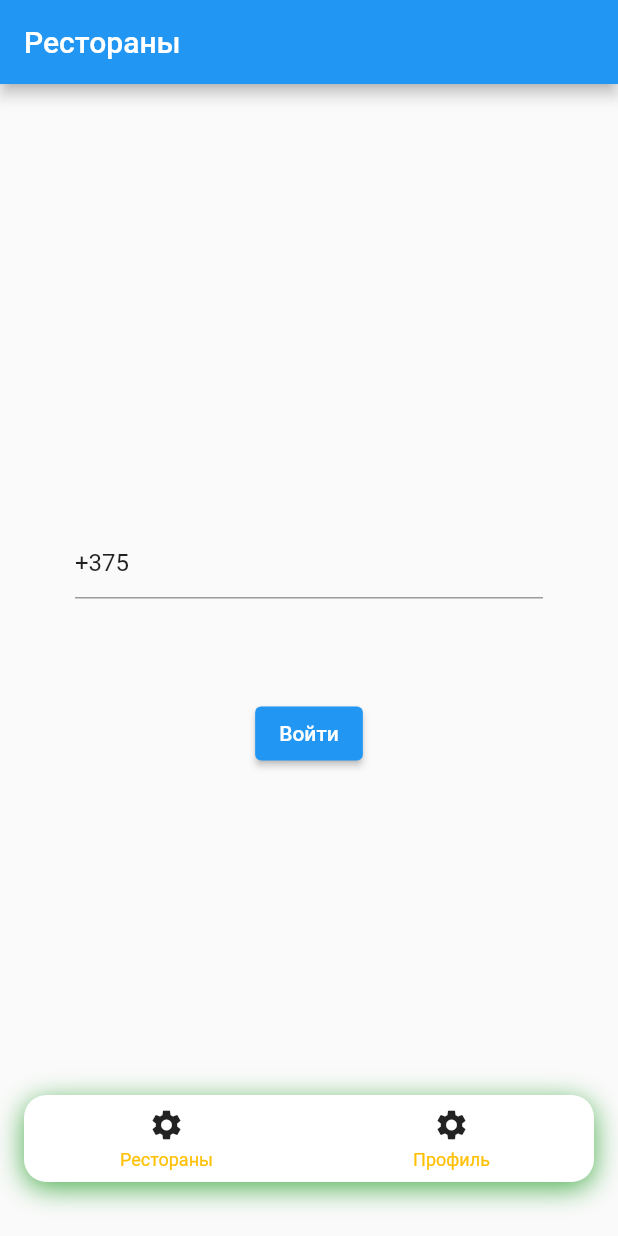
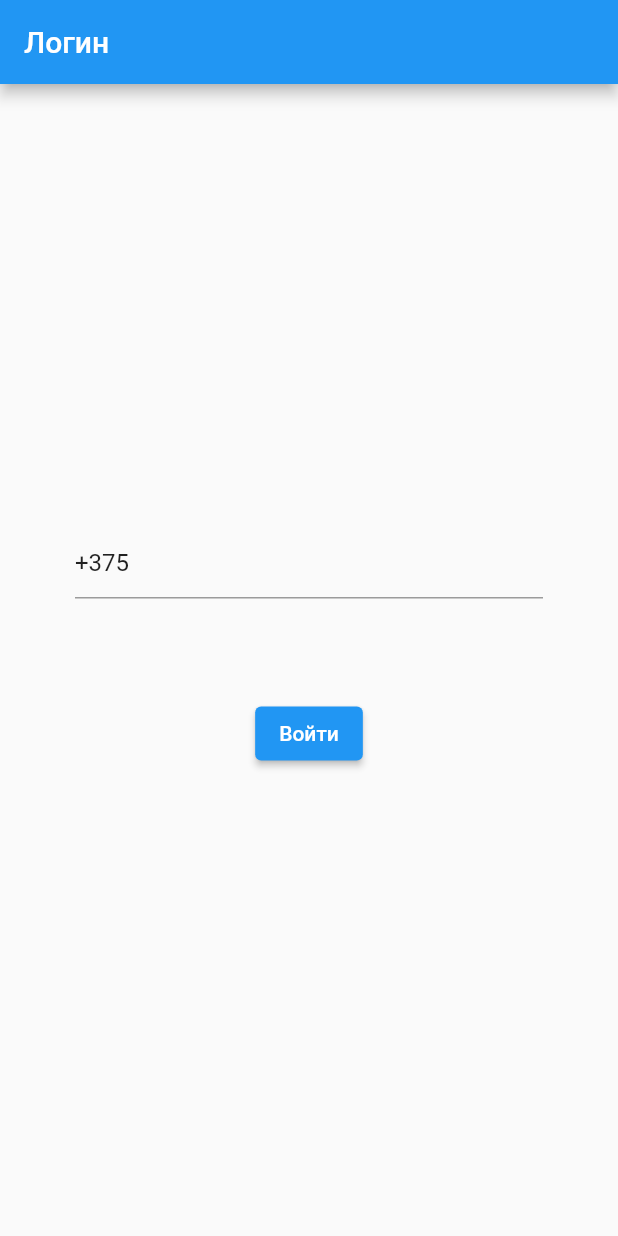
Before and after one commit to PurrfectME/booking-app, a Flutter app: the screen it shows after launch, on a phone screen of 412 x 824 dp. Run offline on Flutter 3.47's test engine with Material 2 defaults, Android fonts, the phone set to English and light mode, and no system bars; our stand-ins replace bloc, bloc_concurrency, equatable, flutter_bloc, modal_bottom_sheet.

Commit message:
fix bottom navigation
TODO: add date/time picker to place_info_screen
change number regex(exclude 375)
change table_info layout. Добавь квадраты с фото самого места

```diff
--- a/lib/blocs/menu/menu_bloc.dart
+++ b/lib/blocs/menu/menu_bloc.dart
@@ -11,7 +11,7 @@ part 'menu_state.dart';
 class MenuBloc extends Bloc<MenuEvent, MenuState> {
   MenuTab? currentTab;
 
-  MenuBloc() : super(const MenuState(tab: MenuTab.login)) {
+  MenuBloc() : super(const MenuState(tab: MenuTab.places)) {
     on<MenuEvent>(_onEvent);
   }
 
--- a/lib/models/menu_tab.dart
+++ b/lib/models/menu_tab.dart
@@ -1,6 +1,6 @@
 import 'package:flutter/widgets.dart';
 
-enum MenuTab { places, profile, login }
+enum MenuTab { places, profile }
 
 class MenuTabWrapper {
   final MenuTab tab;
--- a/lib/screens/login/login_screen.dart
+++ b/lib/screens/login/login_screen.dart
@@ -1,11 +1,13 @@
 import 'package:booking_app/blocs/blocs.dart';
+import 'package:booking_app/navigation.dart';
+import 'package:booking_app/screens/main/main_screen.dart';
 import 'package:booking_app/screens/screens.dart';
 import 'package:flutter/cupertino.dart';
 import 'package:flutter/material.dart';
 import 'package:flutter_bloc/flutter_bloc.dart';
 
 class LoginScreen extends StatefulWidget {
-  static const pageRoute = '/login';
+  static const pageRoute = '/';
   const LoginScreen({super.key});
 
   @override
@@ -41,13 +43,13 @@ class LoginScreenState extends State<LoginScreen> {
         } else if (state is LoginSuccess) {
           Navigator.pushAndRemoveUntil(
               context,
-              MaterialPageRoute(builder: (context) => const PlacesScreen()),
+              MaterialPageRoute(builder: (context) => const MainScreen()),
               (route) => false);
         }
       },
       child: Scaffold(
         appBar: AppBar(
-          title: const Text('Рестораны'),
+          title: const Text('Логин'),
         ),
         body: Form(
           key: _formKey,
@@ -72,7 +74,7 @@ class LoginScreenState extends State<LoginScreen> {
                   padding: const EdgeInsets.symmetric(vertical: 16.0),
                   child: BlocBuilder<LoginBloc, LoginState>(
                       buildWhen: (previous, current) {
-                    if (current is LoginSuccess) return false;
+                    if (current is LoginSuccess) Navigation.toMain();
                     if (current is LoginError) return false;
                     return true;
                   }, builder: (context, state) {
--- a/lib/screens/main/main_screen.dart
+++ b/lib/screens/main/main_screen.dart
@@ -1,7 +1,6 @@
 import 'package:booking_app/blocs/menu/menu_bloc.dart';
 import 'package:booking_app/models/menu_tab.dart';
 import 'package:booking_app/models/nav_item.dart';
-import 'package:booking_app/screens/login/login_screen.dart';
 import 'package:booking_app/screens/places/places_screen.dart';
 import 'package:booking_app/screens/profile/profile_screen.dart';
 import 'package:booking_app/widgets/bottom_nav.dart';
@@ -30,10 +29,6 @@ class _MainScreenState extends State<MainScreen>
       tab: MenuTab.profile,
       child: ProfileScreen(key: Key('ProfileScreen')),
     ),
-    const MenuTabWrapper(
-      tab: MenuTab.login,
-      child: LoginScreen(key: Key('LoginScreen')),
-    ),
   ];
 
   @override
@@ -42,8 +37,10 @@ class _MainScreenState extends State<MainScreen>
   }
 
   @override
-  Widget build(BuildContext context) => BlocBuilder<MenuBloc, MenuState>(
-        builder: (context, state) => Scaffold(
+  Widget build(BuildContext context) =>
+      BlocBuilder<MenuBloc, MenuState>(builder: (context, state) {
+        final a = state;
+        return Scaffold(
           extendBody: true,
           backgroundColor: Colors.white,
           body: IndexedStack(
@@ -77,8 +74,8 @@ class _MainScreenState extends State<MainScreen>
               )
             ],
           ),
-        ),
-      );
+        );
+      });
 
   // Widget mapTabToScreen(MenuState tab) {
   //   var id = 0;
--- a/lib/widgets/bottom_nav.dart
+++ b/lib/widgets/bottom_nav.dart
@@ -30,17 +30,14 @@ class _BottomNavigationState extends State<BottomNavigation> {
   Widget build(BuildContext context) => SafeArea(
         bottom: false,
         child: Container(
-          margin: const EdgeInsets.fromLTRB(16, 0, 16, 36),
-          padding: const EdgeInsets.symmetric(vertical: 4),
-          decoration: BoxDecoration(
-              color: Colors.white,
-              borderRadius: BorderRadius.circular(15),
-              boxShadow: [
-                BoxShadow(
-                    color: Colors.green,
-                    blurRadius: 15,
-                    offset: const Offset(0, 4))
-              ]),
+          // margin: const EdgeInsets.fromLTRB(16, 0, 16, 36),
+          // padding: const EdgeInsets.symmetric(vertical: 4),
+          decoration: BoxDecoration(color: Colors.white, boxShadow: [
+            BoxShadow(
+                color: Color.fromARGB(255, 198, 201, 198),
+                blurRadius: 15,
+                offset: const Offset(0, 4))
+          ]),
           child: Row(
             mainAxisSize: MainAxisSize.max,
             crossAxisAlignment: CrossAxisAlignment.start,
```
Also changed, not shown: lib/main.dart (+7 -7 lines), lib/navigation.dart (+8 -0 lines).
